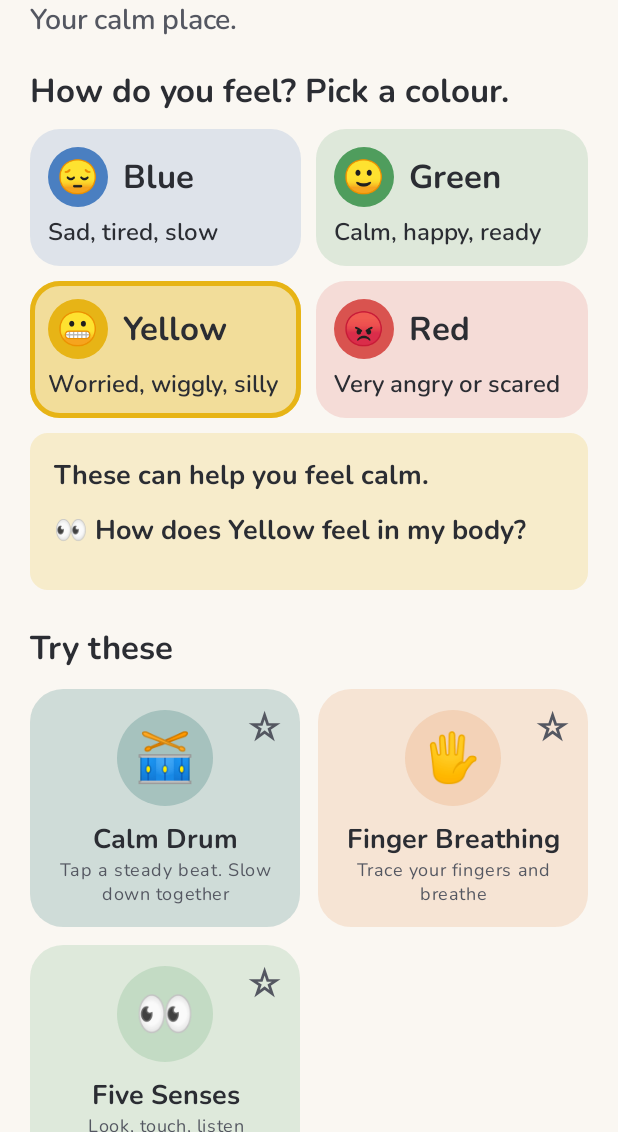
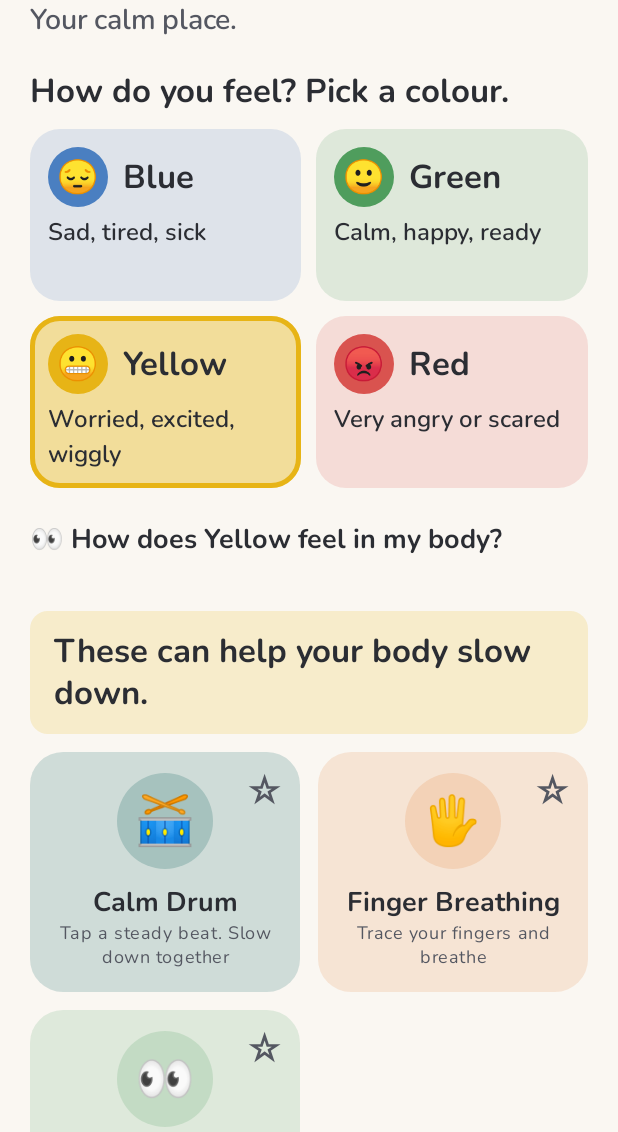
Before and after one commit to graemeblick-lang/regulation_app_for_kids, an Android app built with Jetpack Compose: the screen it shows after launch (MainActivity), after a tap on an icon or button, on a phone screen of 412 x 824 dp, the part 104-1236 px from its top. Run offline under Robolectric (Android 15) with nearby library versions, the phone set to English and light mode, and no system bars; 2 other taps on this screen came first.

Commit message:
Colours: add excited/sick; equal tile heights; colour message heads its tools; 'shake your device'
- Yellow: worried, excited, wiggly. Blue: sad, tired, sick (plus body clues)
- Tiles in a row always match height; subtitles reserve two lines
- The chosen colour's message now heads its suggested tools (replacing
  'Try these'), with clearer, literal wording per colour
- Suggestions now sit directly under the colours, before My calm plan
- Calm Jar says 'Shake your device' (works for tablets too)

Co-Authored-By: Claude Opus 5.5 <noreply@anthropic.com>
Claude-Session: https://claude.ai/code/session_016a3MssehCcM7drho98Bz81

```diff
--- a/app/src/main/java/com/calmcorner/app/data/Tools.kt
+++ b/app/src/main/java/com/calmcorner/app/data/Tools.kt
@@ -50,13 +50,13 @@ enum class Zone(
     val color: Color,
     val suggestions: List<Tool>,
 ) {
-    Blue("Blue", "😔", "Sad, tired, slow", "Sad or tired? These can help.",
+    Blue("Blue", "😔", "Sad, tired, sick", "These can help you feel a bit better.",
         Color(0xFF4A7FC1), listOf(Tool.BodyMoves, Tool.SqueezeRelax, Tool.BubblePop)),
-    Green("Green", "🙂", "Calm, happy, ready", "You feel calm. Practise a tool now.",
+    Green("Green", "🙂", "Calm, happy, ready", "You feel calm. You can practise one of these.",
         Color(0xFF4F9D5D), listOf(Tool.BoxBreathing, Tool.TraceBreathe)),
-    Yellow("Yellow", "😬", "Worried, wiggly, silly", "These can help you feel calm.",
+    Yellow("Yellow", "😬", "Worried, excited, wiggly", "These can help your body slow down.",
         Color(0xFFE7B416), listOf(Tool.CalmDrum, Tool.FingerBreathing, Tool.Grounding)),
-    Red("Red", "😡", "Very angry or scared", "Stop. Breathe. You are safe.",
+    Red("Red", "😡", "Very angry or scared", "You are safe. These can help you calm down.",
         Color(0xFFD9534F), listOf(Tool.SqueezeRelax, Tool.CalmDrum, Tool.CalmJar)),
 }
 
@@ -66,8 +66,8 @@ data class BodyClue(val emoji: String, val text: String)
 val Zone.clues: List<BodyClue>
     get() = when (this) {
         Zone.Red -> listOf(BodyClue("🔥", "My face feels hot"), BodyClue("💓", "My heart beats fast"), BodyClue("✊", "My hands make fists"), BodyClue("📢", "I want to shout or hit"))
-        Zone.Yellow -> listOf(BodyClue("🦋", "My tummy feels wobbly"), BodyClue("🌀", "My body wants to move"), BodyClue("😬", "My shoulders feel tight"), BodyClue("💭", "My thoughts go fast"))
-        Zone.Blue -> listOf(BodyClue("😴", "My body feels heavy and tired"), BodyClue("💧", "My eyes might cry"), BodyClue("🐌", "I move slowly"), BodyClue("🙁", "I want to be alone"))
+        Zone.Yellow -> listOf(BodyClue("🦋", "My tummy feels wobbly"), BodyClue("🌀", "My body wants to move"), BodyClue("🤩", "I feel very excited"), BodyClue("😬", "My shoulders feel tight"), BodyClue("💭", "My thoughts go fast"))
+        Zone.Blue -> listOf(BodyClue("😴", "My body feels heavy and tired"), BodyClue("🤒", "I feel sick"), BodyClue("💧", "My eyes might cry"), BodyClue("🐌", "I move slowly"), BodyClue("🙁", "I want to be alone"))
         Zone.Green -> listOf(BodyClue("😌", "My breathing is slow"), BodyClue("🙂", "My face feels soft"), BodyClue("👂", "I can listen"), BodyClue("👍", "I feel OK"))
     }
 
--- a/app/src/main/java/com/calmcorner/app/ui/components/Common.kt
+++ b/app/src/main/java/com/calmcorner/app/ui/components/Common.kt
@@ -49,6 +49,8 @@ import androidx.compose.ui.unit.sp
 import androidx.compose.foundation.BorderStroke
 import androidx.compose.foundation.background
 import androidx.compose.foundation.layout.Box
+import androidx.compose.foundation.layout.IntrinsicSize
+import androidx.compose.foundation.layout.fillMaxHeight
 import androidx.compose.foundation.layout.size
 import androidx.compose.foundation.shape.CircleShape
 import androidx.compose.ui.semantics.contentDescription
@@ -280,7 +282,7 @@ fun ZoneTile(zone: Zone, selected: Boolean, onClick: () -> Unit, modifier: Modif
                 Text(zone.label, style = MaterialTheme.typography.titleLarge)
             }
             Spacer(Modifier.height(6.dp))
-            Text(zone.words, style = MaterialTheme.typography.bodyMedium)
+            Text(zone.words, style = MaterialTheme.typography.bodyMedium, minLines = 2)
         }
     }
 }
@@ -290,9 +292,10 @@ fun ZoneTile(zone: Zone, selected: Boolean, onClick: () -> Unit, modifier: Modif
 fun ZoneGrid(selected: Zone?, onPick: (Zone) -> Unit) {
     Column {
         Zone.entries.chunked(2).forEach { row ->
-            Row(horizontalArrangement = Arrangement.spacedBy(10.dp), modifier = Modifier.padding(bottom = 10.dp)) {
+            // Same height for both tiles in a row, even if one wraps onto more lines.
+            Row(horizontalArrangement = Arrangement.spacedBy(10.dp), modifier = Modifier.padding(bottom = 10.dp).height(IntrinsicSize.Min)) {
                 row.forEach { z ->
-                    ZoneTile(z, z == selected, onClick = { onPick(z) }, modifier = Modifier.weight(1f))
+                    ZoneTile(z, z == selected, onClick = { onPick(z) }, modifier = Modifier.weight(1f).fillMaxHeight())
                 }
             }
         }
--- a/app/src/main/java/com/calmcorner/app/ui/screens/CalmJarScreen.kt
+++ b/app/src/main/java/com/calmcorner/app/ui/screens/CalmJarScreen.kt
@@ -154,8 +154,8 @@ fun CalmJarScreen(onBack: () -> Unit, onFinish: () -> Unit) {
 
     ToolScaffold(
         title = tool.title,
-        tip = "Shake the phone. Watch the glitter fall.",
-        howTo = "Shake the phone, or tap ✨ Shake.\nWatch the glitter slowly fall.\nBreathe slowly while you watch.",
+        tip = "Shake your device. Watch the glitter fall.",
+        howTo = "Shake your device, or tap ✨ Shake.\nWatch the glitter slowly fall.\nBreathe slowly while you watch.",
         color = tool.deep,
         showTip = !moving,
         onBack = onBack,
@@ -188,7 +188,7 @@ fun CalmJarScreen(onBack: () -> Unit, onFinish: () -> Unit) {
         Spacer(Modifier.height(16.dp))
         Text(
             when {
-                !shaken -> "Shake the phone!"
+                !shaken -> "Shake your device!"
                 moving -> "Watch the glitter fall…"
                 else -> "All still. ✨"
             },
--- a/app/src/main/java/com/calmcorner/app/ui/screens/HomeScreen.kt
+++ b/app/src/main/java/com/calmcorner/app/ui/screens/HomeScreen.kt
@@ -8,6 +8,8 @@ import androidx.compose.foundation.background
 import androidx.compose.foundation.gestures.detectTapGestures
 import androidx.compose.foundation.layout.Arrangement
 import androidx.compose.foundation.layout.Box
+import androidx.compose.foundation.layout.IntrinsicSize
+import androidx.compose.foundation.layout.fillMaxHeight
 import androidx.compose.foundation.layout.Column
 import androidx.compose.foundation.layout.PaddingValues
 import androidx.compose.foundation.layout.Row
@@ -112,15 +114,18 @@ fun HomeScreen(
             Text("How do you feel? Pick a colour.", style = MaterialTheme.typography.titleLarge)
             Spacer(Modifier.height(10.dp))
             ZoneGrid(selected = zone, onPick = { z -> onZoneChange(if (z == zone) null else z) })
-            AnimatedVisibility(visible = zone != null) {
+            // Under the colours: body clues link, and her calm picture when she picks Red.
+            if (zone != null) {
+                TextButton(onClick = { onOpenClues(zone) }, contentPadding = PaddingValues(0.dp)) {
+                    Text("👀 How does ${zone.label} feel in my body?", style = MaterialTheme.typography.titleMedium, color = MaterialTheme.colorScheme.onSurface)
+                }
+            }
+            if (zone == Zone.Red && calmPicture != null) {
                 Card(
-                    colors = CardDefaults.cardColors(containerColor = (zone?.color ?: Color.Transparent).copy(alpha = 0.18f)),
+                    colors = CardDefaults.cardColors(containerColor = Zone.Red.color.copy(alpha = 0.12f)),
                     modifier = Modifier.fillMaxWidth(),
                 ) {
-                    Column(Modifier.padding(16.dp)) {
-                        Text(zone?.message.orEmpty(), style = MaterialTheme.typography.titleMedium)
-                        if (zone == Zone.Red && calmPicture != null) {
-                            Spacer(Modifier.height(10.dp))
+                    Column(Modifier.padding(12.dp)) {
                         Image(
                             calmPicture.asImageBitmap(), contentDescription = prefs.calmPictureCaption,
                             contentScale = ContentScale.Crop,
@@ -128,39 +133,39 @@ fun HomeScreen(
                         )
                         Text(prefs.calmPictureCaption, style = MaterialTheme.typography.titleMedium, modifier = Modifier.padding(top = 6.dp))
                     }
-                        if (zone != null) {
-                            TextButton(onClick = { onOpenClues(zone) }, contentPadding = PaddingValues(0.dp)) {
-                                Text("👀 How does ${zone.label} feel in my body?", style = MaterialTheme.typography.titleMedium, color = MaterialTheme.colorScheme.onSurface)
                 }
             }
         }
+        if (zone != null && suggested.isNotEmpty()) {
+            item {
+                // The colour's message leads straight into the tools that suit it.
+                Card(
+                    colors = CardDefaults.cardColors(containerColor = zone.color.copy(alpha = 0.18f)),
+                    modifier = Modifier.fillMaxWidth().padding(top = 12.dp),
+                ) {
+                    Text(zone.message, style = MaterialTheme.typography.titleLarge, modifier = Modifier.padding(horizontal = 16.dp, vertical = 12.dp))
                 }
+            }
+            items(suggested.chunked(2), key = { row -> "s-" + row.joinToString { it.name } }) { row ->
+                ToolRow(row, highlighted = true, onOpenTool)
             }
         }
         if (favourites.isNotEmpty() || cards.isNotEmpty()) {
             item { SectionTitle("⭐ My calm plan") }
             val planItems: List<Any> = favourites + cards
             items(planItems.chunked(2), key = { row -> "p-" + row.joinToString { if (it is Tool) it.name else (it as CopingCard).id } }) { row ->
-                Row(horizontalArrangement = Arrangement.spacedBy(12.dp)) {
+                Row(horizontalArrangement = Arrangement.spacedBy(12.dp), modifier = Modifier.height(IntrinsicSize.Min)) {
                     row.forEach { item ->
                         when (item) {
-                            is Tool -> ToolTile(item, highlighted = true, starred = true, onStar = { prefs.toggleFavourite(item) }, onClick = { onOpenTool(item) }, modifier = Modifier.weight(1f))
-                            is CopingCard -> CardTile(item, onClick = { onOpenCard(item) }, modifier = Modifier.weight(1f))
+                            is Tool -> ToolTile(item, highlighted = true, starred = true, onStar = { prefs.toggleFavourite(item) }, onClick = { onOpenTool(item) }, modifier = Modifier.weight(1f).fillMaxHeight())
+                            is CopingCard -> CardTile(item, onClick = { onOpenCard(item) }, modifier = Modifier.weight(1f).fillMaxHeight())
                         }
                     }
                     if (row.size == 1) Spacer(Modifier.weight(1f))
                 }
             }
         }
-        if (suggested.isNotEmpty()) {
-            item { SectionTitle("Try these") }
-            items(suggested.chunked(2), key = { row -> "s-" + row.joinToString { it.name } }) { row ->
-                ToolRow(row, highlighted = true, onOpenTool)
-            }
-            item { SectionTitle("More tools") }
-        } else {
-            item { SectionTitle("Calm tools") }
-        }
+        item { SectionTitle(if (zone != null && suggested.isNotEmpty()) "More tools" else "Calm tools") }
         items(others.chunked(2), key = { row -> row.joinToString { it.name } }) { row ->
             ToolRow(row, highlighted = false, onOpenTool)
         }
@@ -235,8 +240,8 @@ private fun SectionTitle(text: String) {
 @Composable
 private fun ToolRow(row: List<Tool>, highlighted: Boolean, onOpenTool: (Tool) -> Unit) {
     val prefs = LocalPrefs.current
-    Row(horizontalArrangement = Arrangement.spacedBy(12.dp)) {
-        row.forEach { ToolTile(it, highlighted, starred = it.name in LocalPrefs.current.favourites, onStar = { prefs.toggleFavourite(it) }, onClick = { onOpenTool(it) }, modifier = Modifier.weight(1f)) }
+    Row(horizontalArrangement = Arrangement.spacedBy(12.dp), modifier = Modifier.height(IntrinsicSize.Min)) {
+        row.forEach { ToolTile(it, highlighted, starred = it.name in LocalPrefs.current.favourites, onStar = { prefs.toggleFavourite(it) }, onClick = { onOpenTool(it) }, modifier = Modifier.weight(1f).fillMaxHeight()) }
         if (row.size == 1) Spacer(Modifier.weight(1f))
     }
 }
@@ -251,7 +256,7 @@ private fun ToolTile(tool: Tool, highlighted: Boolean, starred: Boolean, onStar:
             containerColor = if (highlighted) tool.color.copy(alpha = 0.22f) else MaterialTheme.colorScheme.surface,
         ),
         elevation = CardDefaults.cardElevation(defaultElevation = if (highlighted) 0.dp else 1.dp),
-        modifier = Modifier.fillMaxWidth().heightIn(min = 150.dp),
+        modifier = Modifier.fillMaxSize().heightIn(min = 160.dp),
     ) {
         Column(horizontalAlignment = Alignment.CenterHorizontally, modifier = Modifier.fillMaxWidth().padding(14.dp)) {
             Box(
@@ -259,9 +264,10 @@ private fun ToolTile(tool: Tool, highlighted: Boolean, starred: Boolean, onStar:
                 modifier = Modifier.size(64.dp).background(tool.color.copy(alpha = 0.28f), CircleShape),
             ) { Text(tool.emoji, fontSize = 32.sp) }
             Spacer(Modifier.height(10.dp))
-            Text(tool.title, style = MaterialTheme.typography.titleMedium, textAlign = TextAlign.Center)
+            Text(tool.title, style = MaterialTheme.typography.titleMedium, textAlign = TextAlign.Center, maxLines = 2)
             Text(
                 tool.subtitle,
+                minLines = 2,
                 style = MaterialTheme.typography.bodySmall,
                 color = MaterialTheme.colorScheme.onSurfaceVariant,
                 textAlign = TextAlign.Center,
@@ -288,7 +294,7 @@ private fun CardTile(card: CopingCard, onClick: () -> Unit, modifier: Modifier =
         onClick = onClick,
         shape = RoundedCornerShape(22.dp),
         colors = CardDefaults.cardColors(containerColor = Tool.CopingCard.color.copy(alpha = 0.22f)),
-        modifier = modifier.heightIn(min = 150.dp),
+        modifier = modifier.heightIn(min = 160.dp),
     ) {
         Column(horizontalAlignment = Alignment.CenterHorizontally, modifier = Modifier.fillMaxWidth().padding(14.dp)) {
             if (photo != null) {
```
Lines whose indentation alone changed are shown as unchanged.
